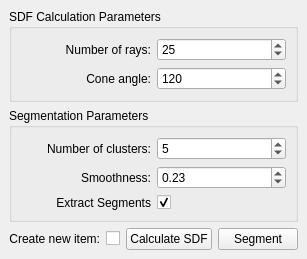
Old version of the form Polyhedron/demo/Polyhedron/Mesh_segmentation_widget.ui in the repository CGAL/cgal.
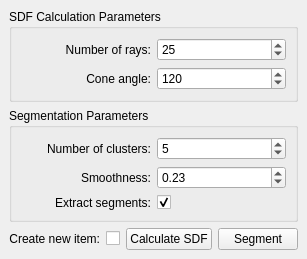
New version of the form.

Commit message: update text and min value for num of cluster spinbox

Patch:
```diff
--- a/Polyhedron/demo/Polyhedron/Mesh_segmentation_widget.ui
+++ b/Polyhedron/demo/Polyhedron/Mesh_segmentation_widget.ui
@@ -116,7 +116,7 @@
           <enum>Qt::LeftToRight</enum>
          </property>
          <property name="text">
-          <string>Extract Segments</string>
+          <string>Extract segments:</string>
          </property>
          <property name="alignment">
           <set>Qt::AlignRight|Qt::AlignTrailing|Qt::AlignVCenter</set>
```
Left out of the diff: 3 changed lines with no effect on the pictures.
